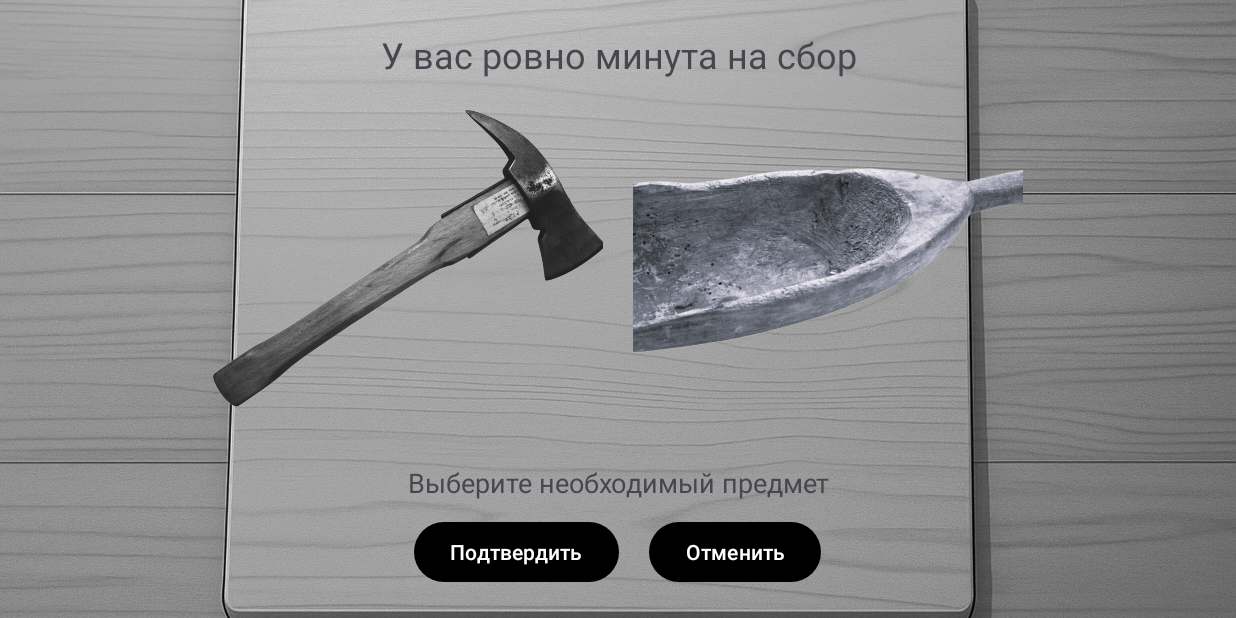
After one commit to 4eburekus/QuestKostroma, an Android app: the CollectItemsActivity screen opened directly, with no data from a screen before it, on a phone screen of 824 x 412 dp (held sideways). The commit adds this screen. Run offline under Robolectric (Android 15) with nearby library versions, the phone set to English and light mode, and no system bars.

Commit message:
начало воплащения сюжета

```diff
--- a/app/src/main/AndroidManifest.xml
+++ b/app/src/main/AndroidManifest.xml
@@ -26,6 +26,9 @@
             android:screenOrientation="landscape" />
         <activity android:name=".SmokeMiniGameActivity"
             android:screenOrientation="landscape"/>
+        <activity android:name=".CollectItemsActivity"
+            android:screenOrientation="landscape"/>
+
 
     </application>
 
--- /dev/null
+++ b/app/src/main/java/com/example/kostromaquest/CollectItemsActivity.java
@@ -0,0 +1,20 @@
+package com.example.kostromaquest;
+
+import android.os.Bundle;
+
+import androidx.appcompat.app.AppCompatActivity;
+
+public class CollectItemsActivity extends AppCompatActivity {
+    @Override
+    protected void onCreate(Bundle savedInstanceState) {
+        super.onCreate(savedInstanceState);
+        setContentView(R.layout.activity_collect_items); // Этот layout должен содержать FrameLayout или FragmentContainerView
+
+        if (savedInstanceState == null) {
+            getSupportFragmentManager()
+                    .beginTransaction()
+                    .replace(R.id.fragment_container, new CollectItemsFragment())
+                    .commit();
+        }
+    }
+}
--- /dev/null
+++ b/app/src/main/java/com/example/kostromaquest/CollectItemsFragment.java
@@ -0,0 +1,210 @@
+package com.example.kostromaquest;
+
+
+import android.os.Bundle;
+import android.os.CountDownTimer;
+import android.view.LayoutInflater;
+import android.view.View;
+import android.view.ViewGroup;
+import android.widget.*;
+import androidx.annotation.NonNull;
+import androidx.annotation.Nullable;
+import androidx.core.content.ContextCompat;
+import androidx.fragment.app.Fragment;
+
+import com.example.kostromaquest.R;
+
+import java.util.*;
+
+public class CollectItemsFragment extends Fragment {
+
+    private ImageView backgroundImageView, option1ImageView, option2ImageView;
+    private TextView questionTextView, resultTextView;
+    private Button confirmButton, cancelButton;
+
+    private List<Question> questions;
+    private int currentQuestionIndex;
+    private boolean isAnswered;
+    private int selectedOptionIndex = -1;
+    private CountDownTimer questionTimer, gameTimer;
+    private final long QUESTION_TIMEOUT = 5000;
+    private final long GAME_TIMEOUT = 60000;
+
+    static class Question {
+        String questionText;
+        int correctOptionIndex;
+        int image1ResId;
+        int image2ResId;
+
+        public Question(String questionText, int correctOptionIndex, int image1ResId, int image2ResId) {
+            this.questionText = questionText;
+            this.correctOptionIndex = correctOptionIndex;
+            this.image1ResId = image1ResId;
+            this.image2ResId = image2ResId;
+        }
+    }
+
+    @Nullable
+    @Override
+    public View onCreateView(@NonNull LayoutInflater inflater, @Nullable ViewGroup container,
+                             @Nullable Bundle savedInstanceState) {
+        return inflater.inflate(R.layout.fragment_collect_items, container, false);
+    }
+
+    @Override
+    public void onViewCreated(@NonNull View view, @Nullable Bundle savedInstanceState) {
+        backgroundImageView = view.findViewById(R.id.backgroundImageView);
+        questionTextView = view.findViewById(R.id.questionTextView);
+        resultTextView = view.findViewById(R.id.resultTextView);
+        option1ImageView = view.findViewById(R.id.option1ImageView);
+        option2ImageView = view.findViewById(R.id.option2ImageView);
+        confirmButton = view.findViewById(R.id.confirmButton);
+        cancelButton = view.findViewById(R.id.cancelButton);
+
+        questions = createQuestions();
+        currentQuestionIndex = 0;
+        isAnswered = false;
+
+        backgroundImageView.setImageResource(R.drawable.table_background);
+
+        displayQuestion();
+
+        option1ImageView.setOnClickListener(v -> onOptionSelected(0));
+        option2ImageView.setOnClickListener(v -> onOptionSelected(1));
+        confirmButton.setOnClickListener(v -> onConfirmButtonClick());
+        cancelButton.setOnClickListener(v -> onCancelButtonClick());
+
+        startGameTimer();
+    }
+
+    private List<Question> createQuestions() {
+        List<Question> questionList = new ArrayList<>();
+        questionList.add(new Question("У вас ровно минута на сбор", 0, R.drawable.topor, R.drawable.sovok));
+        questionList.add(new Question("У вас ровно минута на сбор", 1, R.drawable.grabli, R.drawable.kaska));
+        questionList.add(new Question("У вас ровно минута на сбор", 0, R.drawable.rukavici, R.drawable.doska1));
+        return questionList;
+    }
+
+    private void displayQuestion() {
+        resetOptionStyles();
+        if (currentQuestionIndex < questions.size()) {
+            Question question = questions.get(currentQuestionIndex);
+            questionTextView.setText(question.questionText);
+            option1ImageView.setImageResource(question.image1ResId);
+            option2ImageView.setImageResource(question.image2ResId);
+            resultTextView.setText("Выберите необходимый предмет");
+            isAnswered = false;
+            selectedOptionIndex = -1;
+            startQuestionTimer();
+        } else {
+            stopGameTimer();
+            questionTextView.setText("Сбор окончен!");
+            option1ImageView.setVisibility(View.GONE);
+            option2ImageView.setVisibility(View.GONE);
+            confirmButton.setVisibility(View.GONE);
+            cancelButton.setVisibility(View.GONE);
+            new android.os.Handler().postDelayed(() -> {
+                requireActivity().finish(); // Закрыть мини-игру и вернуться назад
+            }, 1500);
+
+        }
+    }
+
+    private void onOptionSelected(int optionIndex) {
+        if (isAnswered) return;
+        resetOptionStyles();
+        selectedOptionIndex = optionIndex;
+        if (optionIndex == 0) {
+            option1ImageView.setBackgroundColor(ContextCompat.getColor(requireContext(), R.color.selected_option));
+        } else {
+            option2ImageView.setBackgroundColor(ContextCompat.getColor(requireContext(), R.color.selected_option));
+        }
+    }
+
+    private void onConfirmButtonClick() {
+        if (isAnswered || selectedOptionIndex == -1) {
+            Toast.makeText(getContext(), "Выберите вариант!", Toast.LENGTH_SHORT).show();
+            return;
+        }
+
+        isAnswered = true;
+        stopQuestionTimer();
+
+        Question currentQuestion = questions.get(currentQuestionIndex);
+
+        if (selectedOptionIndex == currentQuestion.correctOptionIndex) {
+            resultTextView.setText("Правильно!");
+            currentQuestionIndex++;
+            displayQuestion();
+        } else {
+            resultTextView.setText("Неверно!");
+            highlightWrongAnswer();
+            new android.os.Handler().postDelayed(this::resetQuestion, QUESTION_TIMEOUT);
+        }
+    }
+
+    private void onCancelButtonClick() {
+        resetOptionStyles();
+        selectedOptionIndex = -1;
+    }
+
+    private void highlightWrongAnswer() {
+        if (selectedOptionIndex == 0) {
+            option1ImageView.setBackgroundColor(ContextCompat.getColor(requireContext(), R.color.wrong_answer));
+        } else {
+            option2ImageView.setBackgroundColor(ContextCompat.getColor(requireContext(), R.color.wrong_answer));
+        }
+    }
+
+    private void resetQuestion() {
+        resetOptionStyles();
+        displayQuestion();
+    }
+
+    private void resetOptionStyles() {
+        option1ImageView.setBackgroundColor(ContextCompat.getColor(requireContext(), android.R.color.transparent));
+        option2ImageView.setBackgroundColor(ContextCompat.getColor(requireContext(), android.R.color.transparent));
+        selectedOptionIndex = -1;
+    }
+
+    private void startQuestionTimer() {
+        questionTimer = new CountDownTimer(QUESTION_TIMEOUT, 1000) {
+            @Override public void onTick(long millisUntilFinished) {}
+            @Override public void onFinish() {
+                resetQuestion();
+            }
+        };
+        questionTimer.start();
+    }
+
+    private void stopQuestionTimer() {
+        if (questionTimer != null) {
+            questionTimer.cancel();
+            questionTimer = null;
+        }
+    }
+
+    private void startGameTimer() {
+        gameTimer = new CountDownTimer(GAME_TIMEOUT, 1000) {
+            @Override public void onTick(long millisUntilFinished) {}
+            @Override public void onFinish() {
+                Toast.makeText(getContext(), "Время вышло!", Toast.LENGTH_SHORT).show();
+                restartGame();
+            }
+        }.start();
+    }
+
+    private void stopGameTimer() {
+        if (gameTimer != null) {
+            gameTimer.cancel();
+            gameTimer = null;
+        }
+    }
+
+    private void restartGame() {
+        stopGameTimer();
+        currentQuestionIndex = 0;
+        displayQuestion();
+        startGameTimer();
+    }
+}
--- /dev/null
+++ b/app/src/main/res/layout/activity_collect_items.xml
@@ -0,0 +1,11 @@
+<?xml version="1.0" encoding="utf-8"?>
+<androidx.constraintlayout.widget.ConstraintLayout xmlns:android="http://schemas.android.com/apk/res/android"
+    android:layout_width="match_parent"
+    android:layout_height="match_parent">
+    <!-- res/layout/activity_collect_items.xml -->
+    <FrameLayout xmlns:android="http://schemas.android.com/apk/res/android"
+        android:id="@+id/fragment_container"
+        android:layout_width="match_parent"
+        android:layout_height="match_parent" />
+
+</androidx.constraintlayout.widget.ConstraintLayout>
--- /dev/null
+++ b/app/src/main/res/layout/fragment_collect_items.xml
@@ -0,0 +1,98 @@
+<!-- res/layout/fragment_collect_items.xml -->
+<androidx.constraintlayout.widget.ConstraintLayout
+    xmlns:android="http://schemas.android.com/apk/res/android"
+    xmlns:app="http://schemas.android.com/apk/res-auto"
+    xmlns:tools="http://schemas.android.com/tools"
+    android:layout_width="match_parent"
+    android:layout_height="match_parent"
+    tools:context=".CollectItemsFragment">
+
+    <ImageView
+        android:id="@+id/backgroundImageView"
+        android:layout_width="0dp"
+        android:layout_height="0dp"
+        android:scaleType="centerCrop"
+        app:layout_constraintBottom_toBottomOf="parent"
+        app:layout_constraintEnd_toEndOf="parent"
+        app:layout_constraintStart_toStartOf="parent"
+        app:layout_constraintTop_toTopOf="parent"
+        android:contentDescription="Table background" />
+
+    <TextView
+        android:id="@+id/questionTextView"
+        android:layout_width="0dp"
+        android:layout_height="wrap_content"
+        android:layout_marginTop="20dp"
+        android:text="У вас ровно минута на сбор"
+        android:textAlignment="center"
+        android:textSize="24sp"
+        app:layout_constraintEnd_toEndOf="parent"
+        app:layout_constraintStart_toStartOf="parent"
+        app:layout_constraintTop_toTopOf="parent" />
+
+    <LinearLayout
+        android:id="@+id/optionsLayout"
+        android:layout_width="match_parent"
+        android:layout_height="wrap_content"
+        android:layout_marginTop="20dp"
+        android:orientation="horizontal"
+        android:gravity="center"
+        app:layout_constraintTop_toBottomOf="@+id/questionTextView"
+        app:layout_constraintStart_toStartOf="parent"
+        app:layout_constraintEnd_toEndOf="parent">
+
+        <ImageView
+            android:id="@+id/option1ImageView"
+            android:layout_width="260dp"
+            android:layout_height="200dp"
+            android:layout_marginEnd="20dp"
+            android:background="@android:color/transparent"
+            android:contentDescription="Option 1"
+            android:scaleType="centerCrop" />
+
+        <ImageView
+            android:id="@+id/option2ImageView"
+            android:layout_width="260dp"
+            android:layout_height="200dp"
+            android:background="@android:color/transparent"
+            android:contentDescription="Option 2"
+            android:scaleType="centerCrop" />
+    </LinearLayout>
+
+    <LinearLayout
+        android:id="@+id/buttonsLayout"
+        android:layout_width="match_parent"
+        android:layout_height="wrap_content"
+        android:orientation="horizontal"
+        android:gravity="center"
+        android:layout_marginBottom="20dp"
+        app:layout_constraintBottom_toBottomOf="parent"
+        app:layout_constraintStart_toStartOf="parent"
+        app:layout_constraintEnd_toEndOf="parent">
+
+        <Button
+            android:id="@+id/confirmButton"
+            android:layout_width="wrap_content"
+            android:layout_height="wrap_content"
+            android:layout_marginEnd="20dp"
+            android:text="Подтвердить" />
+
+        <Button
+            android:id="@+id/cancelButton"
+            android:layout_width="wrap_content"
+            android:layout_height="wrap_content"
+            android:text="Отменить" />
+    </LinearLayout>
+
+    <TextView
+        android:id="@+id/resultTextView"
+        android:layout_width="0dp"
+        android:layout_height="wrap_content"
+        android:layout_marginBottom="10dp"
+        android:text="Выберите необходимый предмет"
+        android:textAlignment="center"
+        android:textSize="18sp"
+        app:layout_constraintBottom_toTopOf="@+id/buttonsLayout"
+        app:layout_constraintEnd_toEndOf="parent"
+        app:layout_constraintStart_toStartOf="parent" />
+</androidx.constraintlayout.widget.ConstraintLayout>
--- a/app/src/main/res/values/colors.xml
+++ b/app/src/main/res/values/colors.xml
@@ -10,5 +10,10 @@
     <color name="md_theme_dark_primaryContainer">#4E342E</color>
     <color name="md_theme_dark_onPrimaryContainer">#FFFFFF</color>
 
+
+        <color name="selected_option">#A5D6A7</color> <!-- светло-зелёный -->
+        <color name="wrong_answer">#EF9A9A</color>     <!-- светло-красный -->
+
+
     <!-- Можно добавить другие цвета: secondary, background, surface и т.д. -->
 </resources>
```
Also changed, not shown: app/src/main/java/com/example/kostromaquest/FirstDialogPart.java (+77 -5 lines), app/src/main/res/drawable/doska1.jpg (added), app/src/main/res/drawable/doska2.jpg (added), app/src/main/res/drawable/grabli.jpg (added), app/src/main/res/drawable/kaska.jpg (added), app/src/main/res/drawable/phototest.jpg (added), app/src/main/res/drawable/rukavici.jpg (added), app/src/main/res/drawable/sovok.jpg (added), app/src/main/res/drawable/table_background.jpg (added), app/src/main/res/drawable/topor.png (added), 3 other files.
